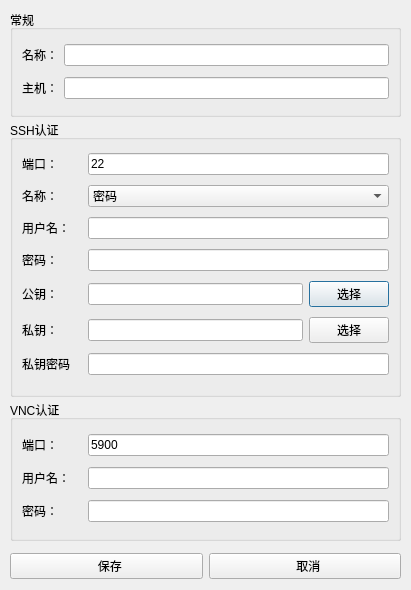
This is connecteditui.ui in yz-java/ishell as Qt 5 draws it before an edit. The edited form follows.
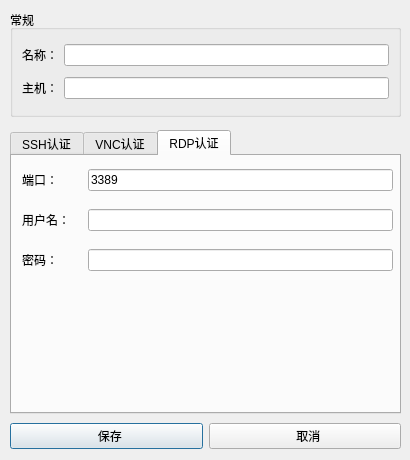
This is the edited form.

Diff of the .ui file:
```diff
--- a/connecteditui.ui
+++ b/connecteditui.ui
@@ -6,8 +6,8 @@
    <rect>
     <x>0</x>
     <y>0</y>
-    <width>411</width>
-    <height>590</height>
+    <width>410</width>
+    <height>460</height>
    </rect>
   </property>
   <property name="windowTitle">
@@ -60,18 +60,48 @@
     </item>
    </layout>
   </widget>
-  <widget class="QGroupBox" name="groupBox_2">
+  <widget class="QWidget" name="layoutWidget">
    <property name="geometry">
     <rect>
      <x>10</x>
-     <y>120</y>
+     <y>420</y>
      <width>391</width>
-     <height>277</height>
+     <height>33</height>
     </rect>
    </property>
-   <property name="title">
+   <layout class="QHBoxLayout" name="horizontalLayout_8">
+    <item>
+     <widget class="QPushButton" name="save">
+      <property name="text">
+       <string>  保存</string>
+      </property>
+     </widget>
+    </item>
+    <item>
+     <widget class="QPushButton" name="cancel">
+      <property name="text">
+       <string>  取消</string>
+      </property>
+     </widget>
+    </item>
+   </layout>
+  </widget>
+  <widget class="QTabWidget" name="tabWidget">
+   <property name="geometry">
+    <rect>
+     <x>10</x>
+     <y>130</y>
+     <width>391</width>
+     <height>284</height>
+    </rect>
+   </property>
+   <property name="currentIndex">
+    <number>2</number>
+   </property>
+   <widget class="QWidget" name="tab">
+    <attribute name="title">
     <string>SSH认证</string>
-   </property>
+    </attribute>
    <layout class="QGridLayout" name="gridLayout">
     <item row="0" column="0">
      <layout class="QHBoxLayout" name="horizontalLayout">
@@ -270,46 +300,19 @@
     </item>
    </layout>
   </widget>
-  <widget class="QWidget" name="layoutWidget">
-   <property name="geometry">
-    <rect>
-     <x>10</x>
-     <y>550</y>
-     <width>391</width>
-     <height>33</height>
-    </rect>
-   </property>
-   <layout class="QHBoxLayout" name="horizontalLayout_8">
-    <item>
-     <widget class="QPushButton" name="save">
-      <property name="text">
-       <string>  保存</string>
-      </property>
-     </widget>
-    </item>
-    <item>
-     <widget class="QPushButton" name="cancel">
-      <property name="text">
-       <string>  取消</string>
-      </property>
-     </widget>
-    </item>
-   </layout>
-  </widget>
-  <widget class="QGroupBox" name="groupBox_3">
-   <property name="geometry">
-    <rect>
-     <x>10</x>
-     <y>400</y>
-     <width>391</width>
-     <height>141</height>
-    </rect>
-   </property>
-   <property name="title">
+   <widget class="QWidget" name="tab_2">
+    <attribute name="title">
     <string>VNC认证</string>
-   </property>
-   <layout class="QGridLayout" name="gridLayout_2">
-    <item row="0" column="0">
+    </attribute>
+    <widget class="QWidget" name="">
+     <property name="geometry">
+      <rect>
+       <x>10</x>
+       <y>10</y>
+       <width>371</width>
+       <height>28</height>
+      </rect>
+     </property>
      <layout class="QHBoxLayout" name="horizontalLayout_11">
       <item>
        <widget class="QLabel" name="label_13">
@@ -332,8 +335,16 @@
        </widget>
       </item>
      </layout>
-    </item>
-    <item row="1" column="0">
+    </widget>
+    <widget class="QWidget" name="">
+     <property name="geometry">
+      <rect>
+       <x>10</x>
+       <y>50</y>
+       <width>371</width>
+       <height>28</height>
+      </rect>
+     </property>
      <layout class="QHBoxLayout" name="horizontalLayout_13">
       <item>
        <widget class="QLabel" name="label_11">
@@ -352,8 +363,16 @@
        <widget class="QLineEdit" name="vncUserName"/>
       </item>
      </layout>
-    </item>
-    <item row="2" column="0">
+    </widget>
+    <widget class="QWidget" name="">
+     <property name="geometry">
+      <rect>
+       <x>10</x>
+       <y>90</y>
+       <width>371</width>
+       <height>28</height>
+      </rect>
+     </property>
      <layout class="QHBoxLayout" name="horizontalLayout_12">
       <item>
        <widget class="QLabel" name="label_12">
@@ -378,8 +397,107 @@
        <widget class="QLineEdit" name="vncPassword"/>
       </item>
      </layout>
-    </item>
-   </layout>
+    </widget>
+   </widget>
+   <widget class="QWidget" name="tab_3">
+    <attribute name="title">
+     <string>RDP认证</string>
+    </attribute>
+    <widget class="QWidget" name="layoutWidget_4">
+     <property name="geometry">
+      <rect>
+       <x>10</x>
+       <y>90</y>
+       <width>371</width>
+       <height>28</height>
+      </rect>
+     </property>
+     <layout class="QHBoxLayout" name="horizontalLayout_16">
+      <item>
+       <widget class="QLabel" name="label_16">
+        <property name="minimumSize">
+         <size>
+          <width>60</width>
+          <height>0</height>
+         </size>
+        </property>
+        <property name="maximumSize">
+         <size>
+          <width>60</width>
+          <height>16777215</height>
+         </size>
+        </property>
+        <property name="text">
+         <string>密码：</string>
+        </property>
+       </widget>
+      </item>
+      <item>
+       <widget class="QLineEdit" name="rdpPassword"/>
+      </item>
+     </layout>
+    </widget>
+    <widget class="QWidget" name="layoutWidget_2">
+     <property name="geometry">
+      <rect>
+       <x>10</x>
+       <y>10</y>
+       <width>371</width>
+       <height>28</height>
+      </rect>
+     </property>
+     <layout class="QHBoxLayout" name="horizontalLayout_14">
+      <item>
+       <widget class="QLabel" name="label_14">
+        <property name="minimumSize">
+         <size>
+          <width>60</width>
+          <height>0</height>
+         </size>
+        </property>
+        <property name="text">
+         <string>端口：</string>
+        </property>
+       </widget>
+      </item>
+      <item>
+       <widget class="QLineEdit" name="rdpPort">
+        <property name="text">
+         <string>3389</string>
+        </property>
+       </widget>
+      </item>
+     </layout>
+    </widget>
+    <widget class="QWidget" name="layoutWidget_3">
+     <property name="geometry">
+      <rect>
+       <x>10</x>
+       <y>50</y>
+       <width>371</width>
+       <height>28</height>
+      </rect>
+     </property>
+     <layout class="QHBoxLayout" name="horizontalLayout_15">
+      <item>
+       <widget class="QLabel" name="label_15">
+        <property name="minimumSize">
+         <size>
+          <width>60</width>
+          <height>0</height>
+         </size>
+        </property>
+        <property name="text">
+         <string>用户名：</string>
+        </property>
+       </widget>
+      </item>
+      <item>
+       <widget class="QLineEdit" name="rdpUserName"/>
+      </item>
+     </layout>
+    </widget>
+   </widget>
   </widget>
  </widget>
  <resources/>
```
Lines whose indentation alone changed are shown as unchanged.
